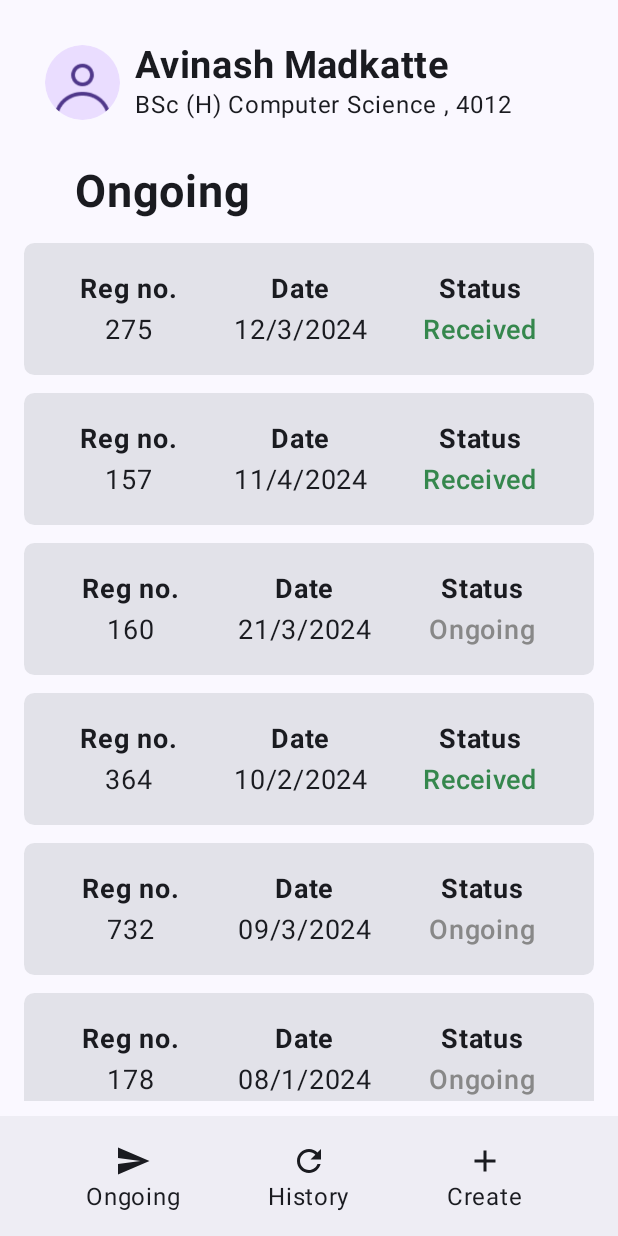
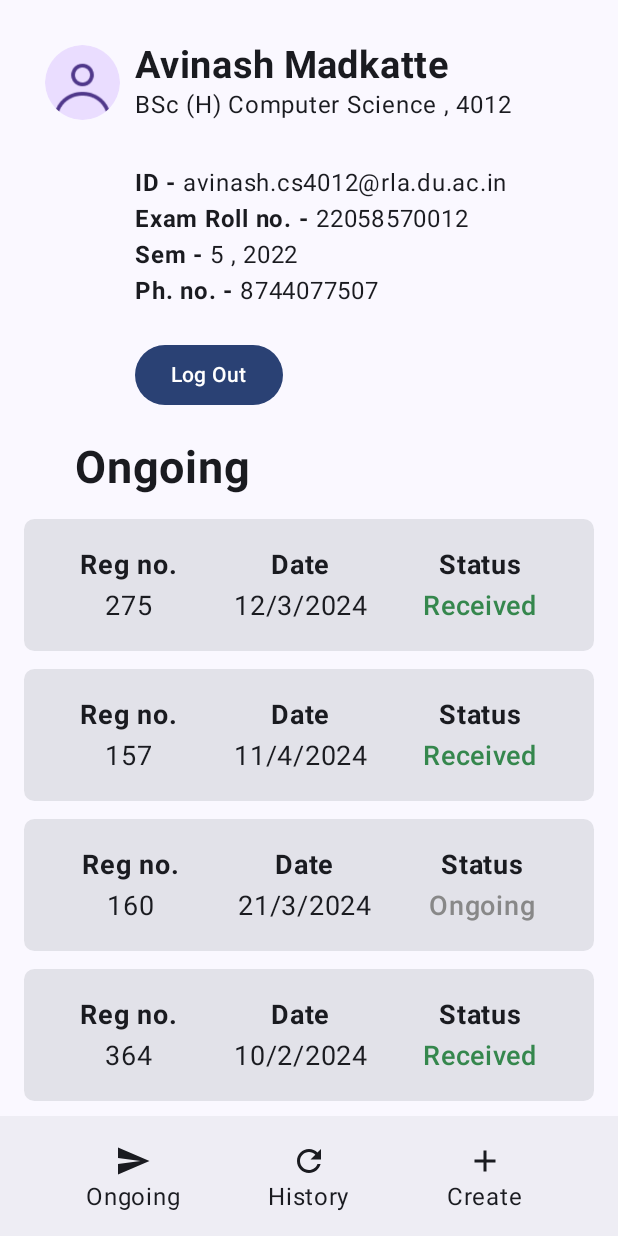
Before and after one commit to itsNavinSingh/AdminConnect, an Android app built with Jetpack Compose: the DashboardScreen screen opened through its navigation route, on a phone screen of 412 x 824 dp. Run offline under Robolectric (Android 15) with nearby library versions, the phone set to English and light mode, and no system bars; our stand-ins replace accompanist.

Commit message:
90% app ui is complete

```diff
--- a/App/app/src/main/java/com/example/adminconnect/DashboardScreen.kt
+++ b/App/app/src/main/java/com/example/adminconnect/DashboardScreen.kt
@@ -1,11 +1,16 @@
 package com.example.adminconnect
 
 import androidx.compose.animation.AnimatedContentTransitionScope
+import androidx.compose.animation.animateContentSize
 import androidx.compose.animation.core.tween
 import androidx.compose.animation.fadeIn
 import androidx.compose.animation.fadeOut
 import androidx.compose.foundation.Image
+import androidx.compose.foundation.background
+import androidx.compose.foundation.clickable
+import androidx.compose.foundation.interaction.MutableInteractionSource
 import androidx.compose.foundation.layout.Arrangement
+import androidx.compose.foundation.layout.Box
 import androidx.compose.foundation.layout.Column
 import androidx.compose.foundation.layout.Row
 import androidx.compose.foundation.layout.Spacer
@@ -16,6 +21,7 @@ import androidx.compose.foundation.layout.height
 import androidx.compose.foundation.layout.padding
 import androidx.compose.foundation.layout.size
 import androidx.compose.foundation.layout.width
+import androidx.compose.foundation.layout.wrapContentHeight
 import androidx.compose.foundation.lazy.LazyColumn
 import androidx.compose.foundation.lazy.items
 import androidx.compose.foundation.pager.HorizontalPager
@@ -29,6 +35,7 @@ import androidx.compose.material.icons.filled.Add
 import androidx.compose.material.icons.filled.Refresh
 import androidx.compose.material.icons.filled.Send
 import androidx.compose.material3.BottomAppBar
+import androidx.compose.material3.Button
 import androidx.compose.material3.Card
 import androidx.compose.material3.CardDefaults
 import androidx.compose.material3.Icon
@@ -39,6 +46,8 @@ import androidx.compose.material3.Tab
 import androidx.compose.material3.TabRow
 import androidx.compose.material3.Text
 import androidx.compose.runtime.Composable
+import androidx.compose.runtime.mutableStateOf
+import androidx.compose.runtime.remember
 import androidx.compose.runtime.rememberCoroutineScope
 import androidx.compose.ui.Alignment
 import androidx.compose.ui.Modifier
@@ -235,13 +244,54 @@ fun DashboardBottomBar(pagerState: PagerState) {
 }
 
 
+//@Composable
+//fun Profile_info() {
+//
+//    Row(modifier = Modifier
+//        .fillMaxWidth()
+//        .padding(20.dp),
+//        verticalAlignment = Alignment.CenterVertically) {
+//        Surface(
+//            modifier = Modifier
+//                .size(70.dp)
+//                .padding(10.dp),
+//            shape = CircleShape,
+//        ) {
+//            Image(
+//                painter = painterResource(id = R.drawable.profileimg),
+//                contentDescription = "profile image",
+//            )
+//        }
+//        Column {
+//            Text("Avinash Madkatte", fontWeight = FontWeight.Bold, fontSize = 25.sp)
+//            Text("BSc (H) Computer Science , 4012")
+//        }
+//    }
+//}
+
 @Composable
 fun Profile_info() {
 
+    val expanded = remember { mutableStateOf(true) }
+
+    Box(
+        modifier = Modifier
+            .animateContentSize()
+//            .height(if (expanded.value) 300.dp else 120.dp)
+            .fillMaxWidth()
+            .clickable(
+                interactionSource = remember { MutableInteractionSource() },
+                indication = null
+            ) {
+                expanded.value = !expanded.value
+            }
+    ) {
+        Column {
             Row(modifier = Modifier
                 .fillMaxWidth()
                 .padding(20.dp),
-        verticalAlignment = Alignment.CenterVertically) {
+                verticalAlignment = Alignment.CenterVertically
+            ) {
                 Surface(
                     modifier = Modifier
                         .size(70.dp)
@@ -253,13 +303,42 @@ fun Profile_info() {
                         contentDescription = "profile image",
                     )
                 }
-        Column {
+                Column() {
                     Text("Avinash Madkatte", fontWeight = FontWeight.Bold, fontSize = 25.sp)
                     Text("BSc (H) Computer Science , 4012")
+
+                }
+            }
+            if (expanded.value) {
+                Column(
+                    modifier = Modifier.padding(start=90.dp).fillMaxWidth(),
+                    ) {
+
+                    Row {
+                        Text("ID - ", fontWeight = FontWeight.Bold)
+                        Text("avinash.cs4012@rla.du.ac.in")
+                    }
+                    Row {
+                        Text("Exam Roll no. - ", fontWeight = FontWeight.Bold)
+                        Text("22058570012")
+                    }
+                    Row {
+                        Text("Sem - ", fontWeight = FontWeight.Bold)
+                        Text("5 , 2022")
+                    }
+                    Row {
+                        Text("Ph. no. - ", fontWeight = FontWeight.Bold)
+                        Text("8744077507")
+                    }
+
+                    Spacer(modifier = Modifier.height(20.dp))
+                    Button(onClick = {}) { Text("Log Out")}
+                    Spacer(modifier = Modifier.height(20.dp))
                 }
             }
         }
-
+    }
+}
 
 @Preview(showBackground = true)
 @Composable
--- a/App/app/src/main/java/com/example/adminconnect/QueryScreen.kt
+++ b/App/app/src/main/java/com/example/adminconnect/QueryScreen.kt
@@ -19,7 +19,7 @@ import androidx.compose.ui.unit.sp
 
 @Composable
 fun ViewQuery() {
-    Column(modifier = Modifier.fillMaxSize()) {
+    Column(modifier = Modifier.fillMaxSize().padding(20.dp)) {
         Row(
             modifier = Modifier
                 .fillMaxWidth()
```
Lines whose indentation alone changed are shown as unchanged.
